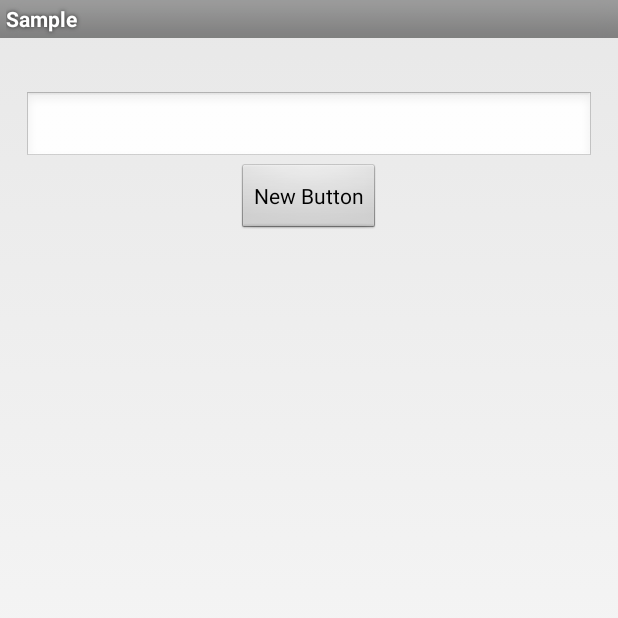
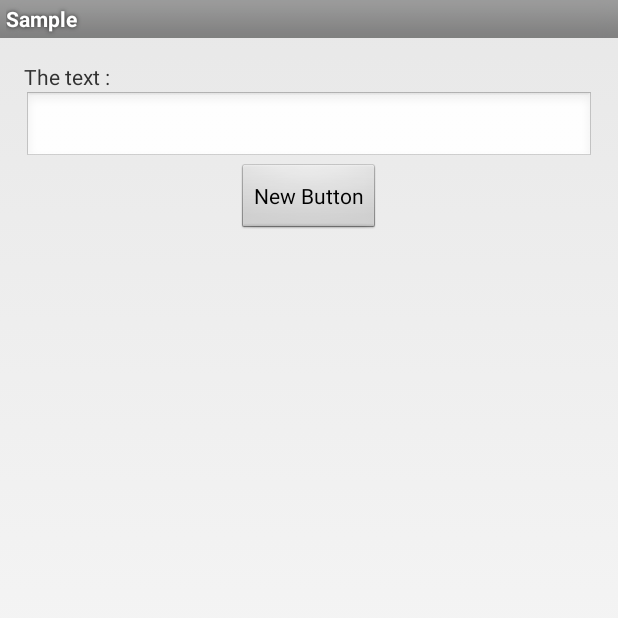
Before and after one commit to DonaldDu/XIntent, an Android app: the screen it shows after launch (MainActivity), on a phone screen of 412 x 824 dp, the top half of it. Run offline under Robolectric (Android 15) with nearby library versions, the phone set to English and light mode, and no system bars.

Commit message:
fix a bug for setTextWithFormat

```diff
--- a/sample/src/main/java/com/dhy/xintentsample/MainActivity.java
+++ b/sample/src/main/java/com/dhy/xintentsample/MainActivity.java
@@ -5,8 +5,8 @@ import android.content.Intent;
 import android.os.Bundle;
 import android.view.View;
 import android.widget.EditText;
-import android.widget.TextView;
 
+import com.dhy.xintent.XCommon;
 import com.dhy.xintent.XIntent;
 
 public class MainActivity extends Activity {
@@ -15,9 +15,8 @@ public class MainActivity extends Activity {
 	protected void onCreate(Bundle savedInstanceState) {
 		super.onCreate(savedInstanceState);
 		setContentView(R.layout.activity_main);
-		TextView v = (TextView) findViewById(R.id.textView);
 		final String msg = XIntent.readSerializableExtra(this, String.class);
-		v.setText(msg);
+		XCommon.setTextWithFormat(this, R.id.textView, msg);
 		final EditText editText = (EditText) findViewById(R.id.editText);
 		findViewById(R.id.button).setOnClickListener(new View.OnClickListener() {
 			@Override
@@ -25,7 +24,7 @@ public class MainActivity extends Activity {
 				startActivity(new XIntent(MainActivity.this, MainActivity.class, editText.getText().toString()));
 			}
 		});
-		normalSetMethod(null, true, 1, null);
+//		normalSetMethod(null, true, 1, null);
 	}
 
 	public static final String KEY_MSG_a = "key_msg_a";
--- a/sample/src/main/res/layout/activity_main.xml
+++ b/sample/src/main/res/layout/activity_main.xml
@@ -15,6 +15,7 @@
 		android:id="@+id/textView"
 		android:layout_width="wrap_content"
 		android:layout_height="wrap_content"
+		android:contentDescription="The text : %s"
 		android:text="Hello World!"/>
 
 	<EditText
--- a/xintent/build.gradle
+++ b/xintent/build.gradle
@@ -9,7 +9,7 @@ android {
         minSdkVersion 4
         targetSdkVersion 23
         versionCode 1
-        versionName '1.0.4'
+        versionName '1.0.5'
     }
     buildTypes {
         release {
--- a/xintent/src/main/java/com/dhy/xintent/XCommon.java
+++ b/xintent/src/main/java/com/dhy/xintent/XCommon.java
@@ -33,7 +33,7 @@ public class XCommon {
 	 * {@link #setTextWithFormat(TextView, Object, int)}
 	 */
 	public static TextView setTextWithFormat(TextView textView, Object value) {
-		return setTextWithFormat(textView, value, false);
+		return setTextWithFormat(textView, value, true);
 	}
 
 	/**
```
